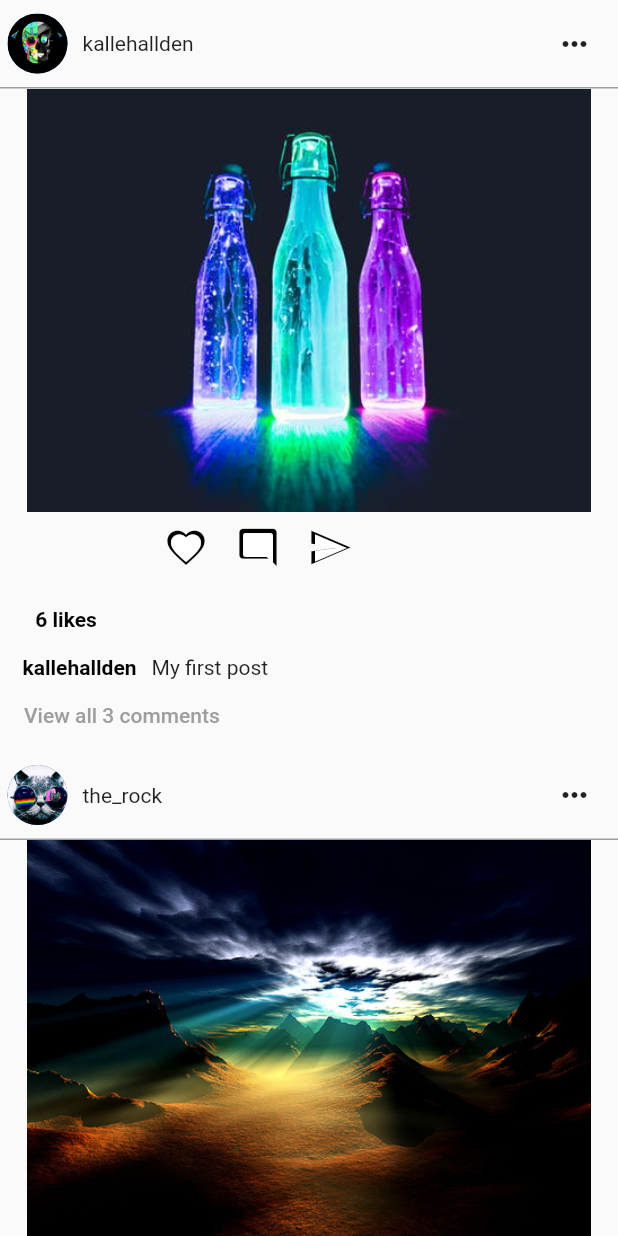
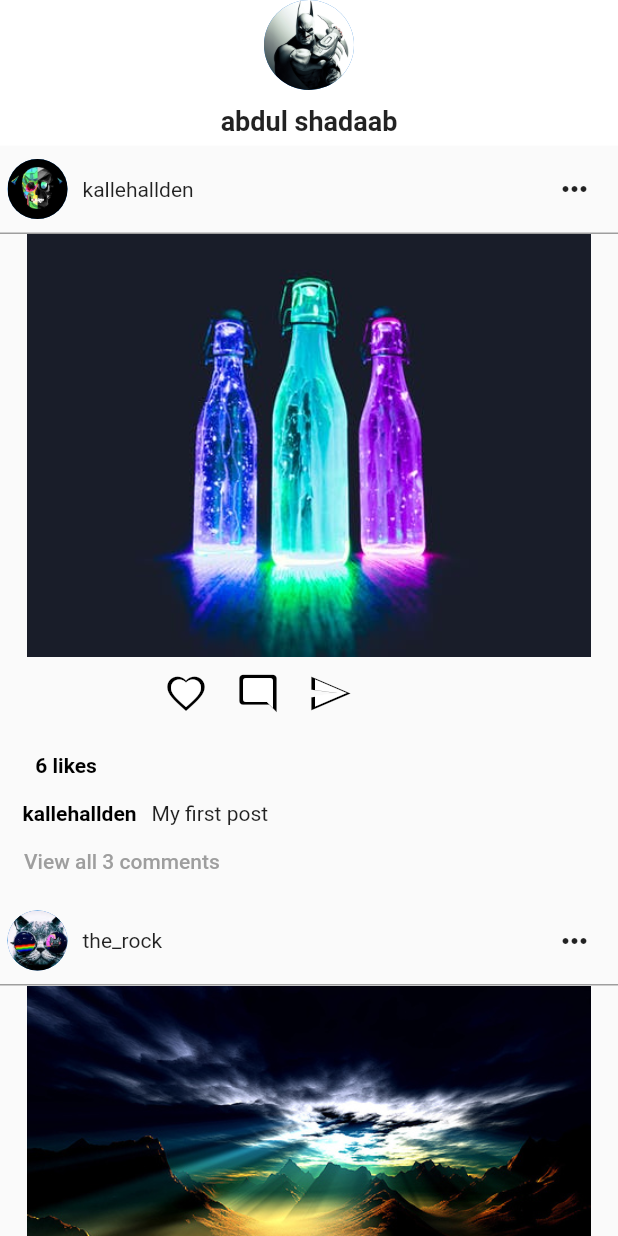
Before and after one commit to shadaab88/hashtagupdate, a Flutter app: the FeedsPage screen opened directly, on a phone screen of 412 x 824 dp. Run offline on Flutter 3.47's test engine with Material 2 defaults, Android fonts, the light colour scheme and no system bars; our stand-ins replace cloud_firestore, firebase_auth, firebase_storage, flutter_svg, google_sign_in; missing offline and left inert: flutter_facebook_login; accounts and stored records are empty; Roboto replaces fonts that are missing (Gotham).

Commit message:
profile section added

```diff
--- a/lib/views/tabs/feeds.dart
+++ b/lib/views/tabs/feeds.dart
@@ -35,6 +35,101 @@ class _HomePageState extends State<FeedsPage> {
       body: Container(
           child: ListView(
             children: <Widget>[
+
+              // profile section start
+          Container(
+            color: Colors.white,
+          width: MediaQuery.of(context).size.width,
+        child: Padding(
+          padding: const EdgeInsets.only(top: 0.0),
+          child: Column(
+            mainAxisAlignment: MainAxisAlignment.center,
+            crossAxisAlignment: CrossAxisAlignment.center,
+            children: <Widget>[
+              //SizedBox(height: 5),
+              CircleAvatar(
+                backgroundImage: AssetImage(
+                  "assets/images/profile6.jpg",
+                  //"assets/cm${random.nextInt(10)}.jpeg",
+                ),
+                radius: 30,
+              ),
+              SizedBox(height: 10),
+              Text(
+                "abdul shadaab",
+                //names[random.nextInt(10)],
+                style: TextStyle(
+                  fontWeight: FontWeight.bold,
+                  fontSize: 18,
+                ),
+              ),
+              SizedBox(height: 6),
+//            Text(
+//              "Status should be here",
+//              style: TextStyle(),
+//            ),
+//            SizedBox(height: 20),
+//            Row(
+//              mainAxisSize: MainAxisSize.min,
+//              children: <Widget>[
+//                FlatButton(
+//                  child: Icon(
+//                    Icons.message,
+//                    color: Colors.white,
+//                  ),
+//                  color: Colors.grey,
+//                  onPressed: () {},
+//                ),
+//                SizedBox(width: 10),
+//                FlatButton(
+//                  child: Icon(
+//                    Icons.add,
+//                    color: Colors.white,
+//                  ),
+//                  color: Theme.of(context).accentColor,
+//                  onPressed: () {},
+//                ),
+//              ],
+//            ),
+//            SizedBox(height: 40),
+//            Padding(
+//              padding: EdgeInsets.symmetric(horizontal: 50),
+//              child: Row(
+//                mainAxisAlignment: MainAxisAlignment.spaceBetween,
+//                children: <Widget>[
+//                  _buildCategory("Posts"),
+//                  _buildCategory("Friends"),
+//                  _buildCategory("Groups"),
+//                ],
+//              ),
+//            ),
+//            SizedBox(height: 20),
+//            GridView.builder(
+//              shrinkWrap: true,
+//              physics: NeverScrollableScrollPhysics(),
+//              primary: false,
+//              padding: EdgeInsets.all(5),
+//              itemCount: 15,
+//              gridDelegate: SliverGridDelegateWithFixedCrossAxisCount(
+//                crossAxisCount: 3,
+//                childAspectRatio: 200 / 200,
+//              ),
+//              itemBuilder: (BuildContext context, int index) {
+//                return Padding(
+//                  padding: EdgeInsets.all(5.0),
+//                  child: Image.asset(
+//                    "assets/cm${random.nextInt(10)}.jpeg",
+//                    fit: BoxFit.cover,
+//                  ),
+//                );
+//              },
+//            ),
+            ],
+          ),
+        ),
+      ),
+
+              //profile section end
               Column(
                 children: <Widget> [
 //                  Container(
```
